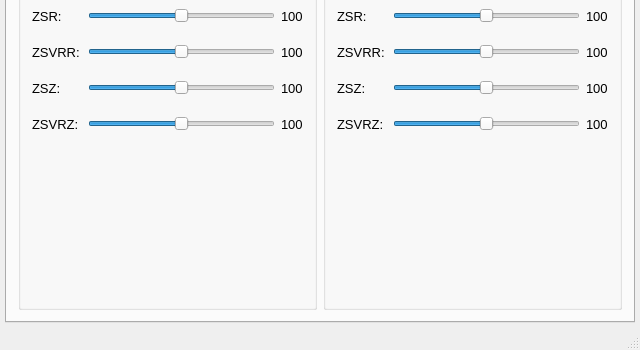
Old version of the form mainwindow.ui in the repository tuzhikov/ConfigSoundSetting; both pictures show x 0 to 640 and y 257 to 607 of the 640 by 607 pixel window.
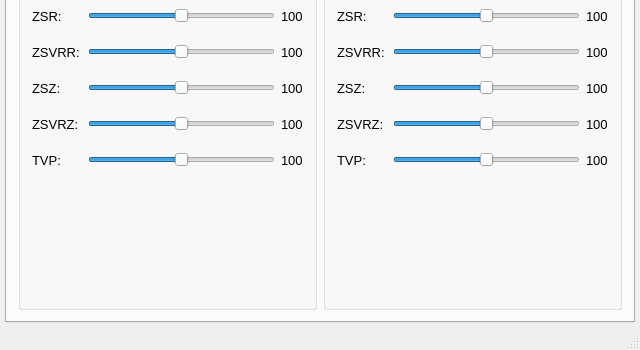
New version of the form. The open tabs and pages were chosen to show the change. Icons and pictures are not drawn.

The edit to the form file:
```diff
--- a/mainwindow.ui
+++ b/mainwindow.ui
@@ -451,6 +451,39 @@
                      </property>
                     </widget>
                    </item>
+                   <item row="7" column="0">
+                    <widget class="QLabel" name="label_60">
+                     <property name="text">
+                      <string>TVP:</string>
+                     </property>
+                    </widget>
+                   </item>
+                   <item row="7" column="1">
+                    <widget class="QSlider" name="hs_one_tvp">
+                     <property name="minimumSize">
+                      <size>
+                       <width>0</width>
+                       <height>30</height>
+                      </size>
+                     </property>
+                     <property name="maximum">
+                      <number>100</number>
+                     </property>
+                     <property name="value">
+                      <number>50</number>
+                     </property>
+                     <property name="orientation">
+                      <enum>Qt::Horizontal</enum>
+                     </property>
+                    </widget>
+                   </item>
+                   <item row="7" column="2">
+                    <widget class="QLabel" name="lb_one_tvp">
+                     <property name="text">
+                      <string>100</string>
+                     </property>
+                    </widget>
+                   </item>
                   </layout>
                  </item>
                  <item>
@@ -738,6 +771,39 @@
                      </property>
                     </widget>
                    </item>
+                   <item row="7" column="0">
+                    <widget class="QLabel" name="label_61">
+                     <property name="text">
+                      <string>TVP:</string>
+                     </property>
+                    </widget>
+                   </item>
+                   <item row="7" column="1">
+                    <widget class="QSlider" name="hs_two_tvp">
+                     <property name="minimumSize">
+                      <size>
+                       <width>0</width>
+                       <height>30</height>
+                      </size>
+                     </property>
+                     <property name="maximum">
+                      <number>100</number>
+                     </property>
+                     <property name="value">
+                      <number>50</number>
+                     </property>
+                     <property name="orientation">
+                      <enum>Qt::Horizontal</enum>
+                     </property>
+                    </widget>
+                   </item>
+                   <item row="7" column="2">
+                    <widget class="QLabel" name="lb_two_tvp">
+                     <property name="text">
+                      <string>100</string>
+                     </property>
+                    </widget>
+                   </item>
                   </layout>
                  </item>
                  <item>
```
Left out of the diff: 50 changed lines with no effect on the pictures.
